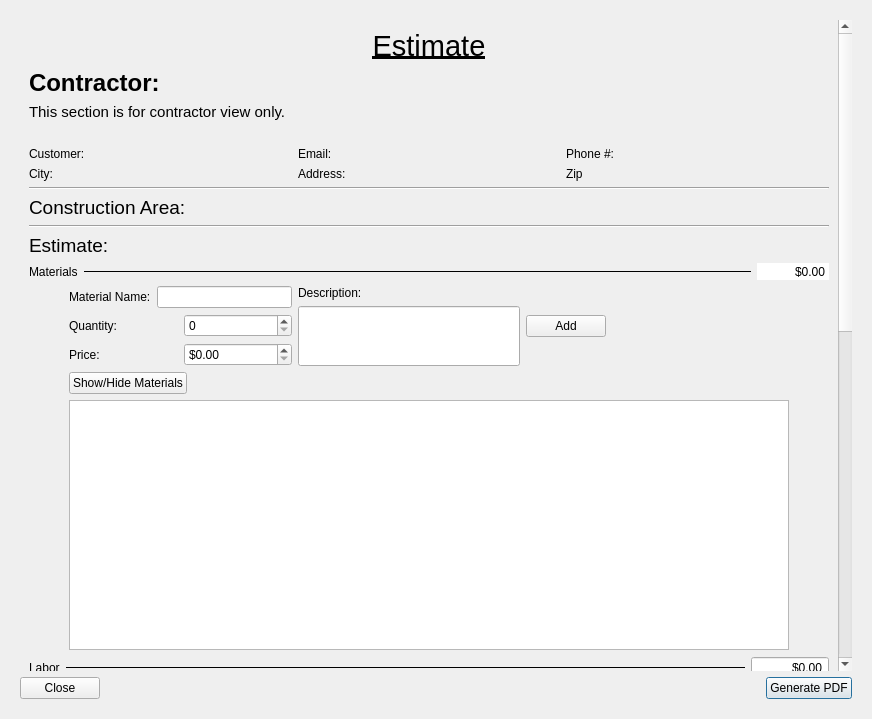
Qt form app/ui/customerEstimate.ui (viana-vitor/Handie) before a commit.
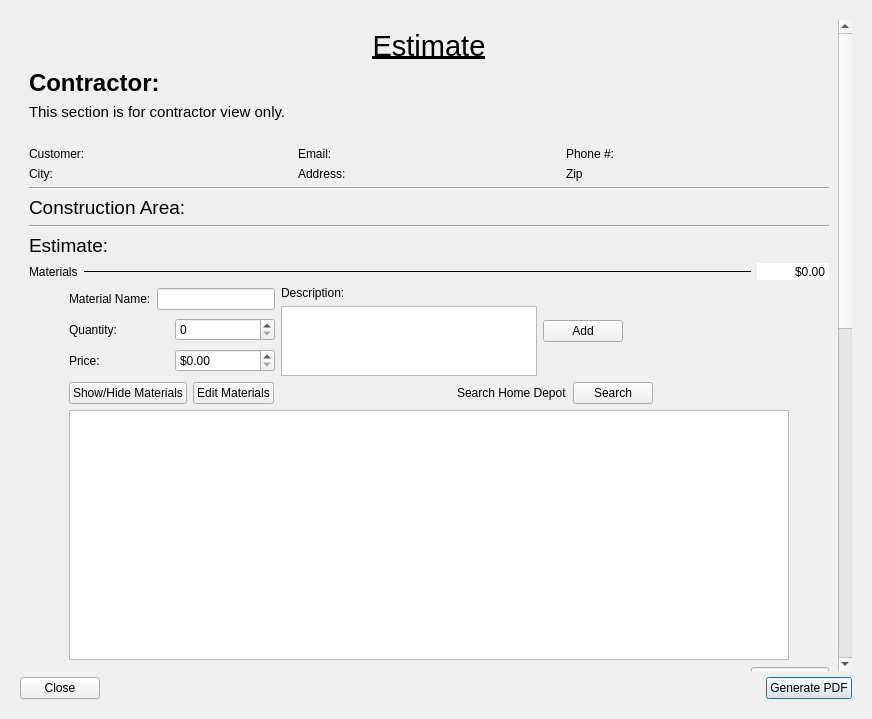
The same form after that commit.

Commit message: added edit and add form to materials table in the project and estimate page

Patch:
```diff
--- a/app/ui/customerEstimate.ui
+++ b/app/ui/customerEstimate.ui
@@ -36,9 +36,9 @@
           <property name="geometry">
            <rect>
             <x>0</x>
-            <y>0</y>
+            <y>-171</y>
             <width>809</width>
-            <height>1543</height>
+            <height>1549</height>
            </rect>
           </property>
           <layout class="QVBoxLayout" name="verticalLayout_12">
@@ -419,22 +419,7 @@
                    </widget>
                   </item>
                   <item>
-                   <widget class="QLineEdit" name="descMaterialLineEdit">
-                    <property name="sizePolicy">
-                     <sizepolicy hsizetype="Expanding" vsizetype="Expanding">
-                      <horstretch>0</horstretch>
-                      <verstretch>0</verstretch>
-                     </sizepolicy>
-                    </property>
-                    <property name="font">
-                     <font>
-                      <pointsize>11</pointsize>
-                     </font>
-                    </property>
-                    <property name="alignment">
-                     <set>Qt::AlignLeading|Qt::AlignLeft|Qt::AlignTop</set>
-                    </property>
-                   </widget>
+                   <widget class="QPlainTextEdit" name="descTextEdit"/>
                   </item>
                  </layout>
                 </item>
@@ -492,6 +477,40 @@
                  </property>
                 </widget>
                </item>
+               <item>
+                <widget class="QPushButton" name="editMaterialBtn">
+                 <property name="text">
+                  <string>Edit Materials</string>
+                 </property>
+                </widget>
+               </item>
+               <item>
+                <spacer name="horizontalSpacer_16">
+                 <property name="orientation">
+                  <enum>Qt::Horizontal</enum>
+                 </property>
+                 <property name="sizeHint" stdset="0">
+                  <size>
+                   <width>40</width>
+                   <height>20</height>
+                  </size>
+                 </property>
+                </spacer>
+               </item>
+               <item>
+                <widget class="QLabel" name="label_20">
+                 <property name="text">
+                  <string>Search Home Depot</string>
+                 </property>
+                </widget>
+               </item>
+               <item>
+                <widget class="QPushButton" name="searchHDBtn">
+                 <property name="text">
+                  <string>Search</string>
+                 </property>
+                </widget>
+               </item>
                <item>
                 <spacer name="horizontalSpacer_4">
                  <property name="orientation">
```
The commit also changes 12 other files.
